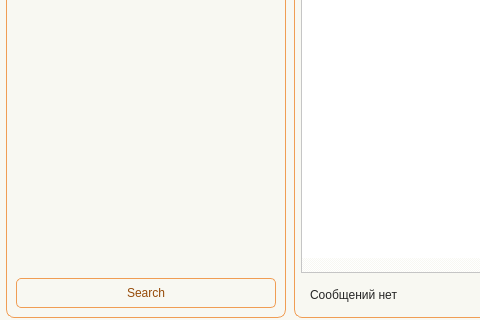
Above: app/ui/windows/price_history.ui from Masik84/Procurement_app before the change; both pictures show x 0 to 480 and y 483 to 803 of the 1331 by 803 pixel window. Below: the same form after it.
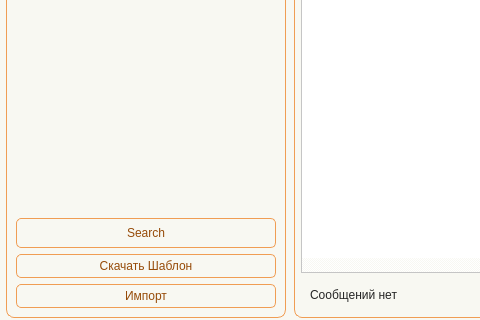
That is the form after the change. Icons and pictures are not drawn.

Patch:
```diff
--- a/app/ui/windows/price_history.ui
+++ b/app/ui/windows/price_history.ui
@@ -517,9 +517,9 @@
                 <height>16777215</height>
                </size>
               </property>
-              <layout class="QVBoxLayout" name="verticalLayout_4" stretch="0">
+              <layout class="QVBoxLayout" name="verticalLayout_4" stretch="0,0,0">
                <property name="spacing">
-                <number>0</number>
+                <number>6</number>
                </property>
                <property name="leftMargin">
                 <number>0</number>
@@ -556,6 +556,28 @@
                  </property>
                 </widget>
                </item>
+               <item>
+                <widget class="QPushButton" name="btn_DownFile">
+                 <property name="text">
+                  <string>Скачать Шаблон</string>
+                 </property>
+                 <property name="icon">
+                  <iconset resource="../resource.qrc">
+                   <normaloff>:/icon/icon/arrow-down-circle — копия — копия.svg</normaloff>:/icon/icon/arrow-down-circle — копия — копия.svg</iconset>
+                 </property>
+                </widget>
+               </item>
+               <item>
+                <widget class="QPushButton" name="btn_Import">
+                 <property name="text">
+                  <string>Импорт</string>
+                 </property>
+                 <property name="icon">
+                  <iconset resource="../resource.qrc">
+                   <normaloff>:/icon/icon/arrow-up-circle — копия — копия.svg</normaloff>:/icon/icon/arrow-up-circle — копия — копия.svg</iconset>
+                 </property>
+                </widget>
+               </item>
               </layout>
              </widget>
             </item>
```
